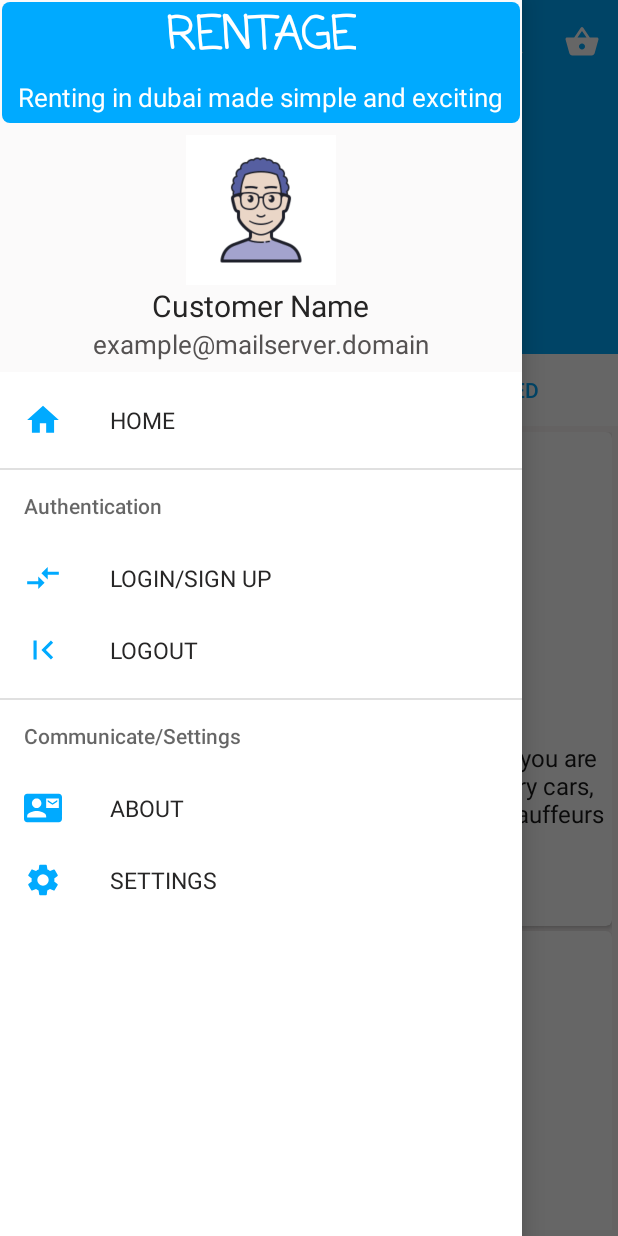
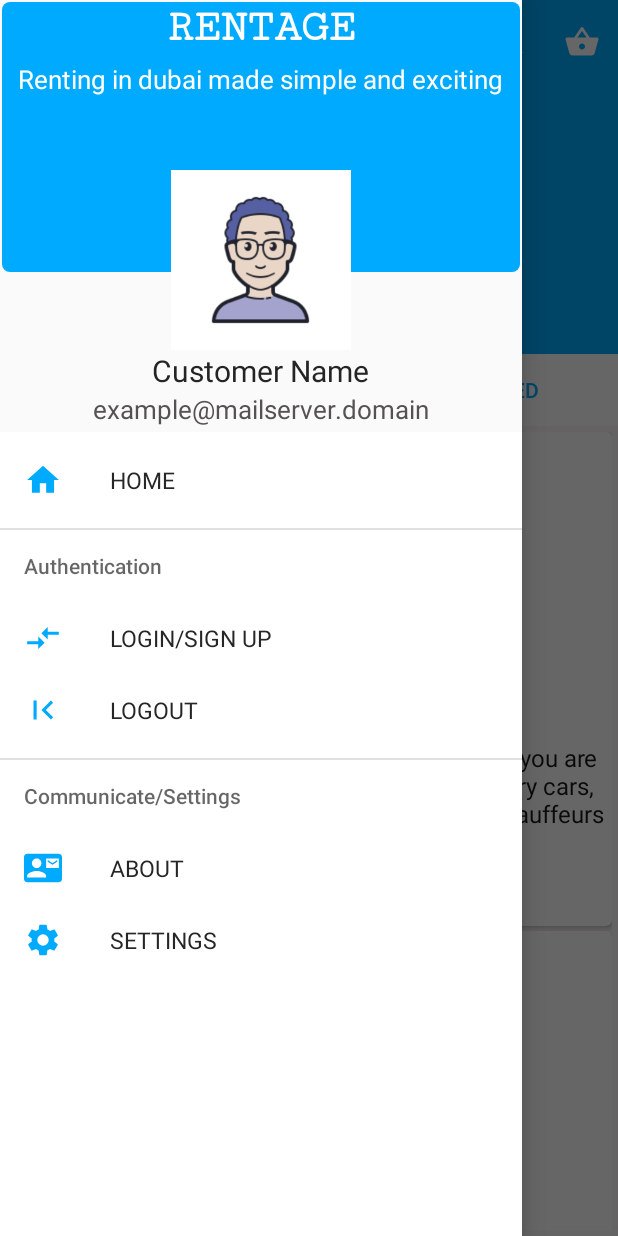
Before and after one commit to InnovexIT-Syl/Rentage, an Android app: the screen it shows after launch (MainActivity), with the side drawer open, on a phone screen of 412 x 824 dp. Run offline under Robolectric (Android 15) with nearby library versions, the phone set to English and light mode, and no system bars; libraries missing offline, so code that uses them is left out: com.glide.slider; plain views replace SliderLayout; 12 statements that could not run were skipped.

Commit message:
home page, cart page created, specific service,added_cart,cart_pop_up,log_in_sign_up,navigation

```diff
--- /dev/null
+++ b/app/src/main/res/drawable/ic_person_black_24dp.xml
@@ -0,0 +1,5 @@
+<vector android:height="24dp" android:tint="#00AAFF"
+    android:viewportHeight="24.0" android:viewportWidth="24.0"
+    android:width="24dp" xmlns:android="http://schemas.android.com/apk/res/android">
+    <path android:fillColor="#FF000000" android:pathData="M12,12c2.21,0 4,-1.79 4,-4s-1.79,-4 -4,-4 -4,1.79 -4,4 1.79,4 4,4zM12,14c-2.67,0 -8,1.34 -8,4v2h16v-2c0,-2.66 -5.33,-4 -8,-4z"/>
+</vector>
--- a/app/src/main/res/layout/navigation_view_header.xml
+++ b/app/src/main/res/layout/navigation_view_header.xml
@@ -1,13 +1,17 @@
 <?xml version="1.0" encoding="utf-8"?>
 <LinearLayout xmlns:android="http://schemas.android.com/apk/res/android"
     android:layout_width="match_parent"
+    android:layout_height="wrap_content"
     android:background="#FBFAFA"
-    android:layout_height="wrap_content"
     android:orientation="vertical">
+
+    <androidx.coordinatorlayout.widget.CoordinatorLayout
+        android:layout_width="match_parent"
+        android:layout_height="wrap_content">
 
         <LinearLayout
             android:layout_width="match_parent"
-        android:layout_height="wrap_content"
+            android:layout_height="180dp"
             android:layout_margin="1dp"
             android:background="@drawable/nav_header_style"
             android:orientation="vertical">
@@ -16,17 +20,17 @@
                 android:layout_width="wrap_content"
                 android:layout_height="wrap_content"
                 android:layout_gravity="center"
-            android:fontFamily="casual"
+                android:fontFamily="serif-monospace"
                 android:text="RENTAGE"
                 android:textColor="#fff"
-            android:textStyle="bold"
-            android:textSize="30dp" />
+                android:textSize="30dp"
+                android:textStyle="bold" />
 
             <TextView
-            android:layout_margin="5dp"
                 android:layout_width="wrap_content"
                 android:layout_height="wrap_content"
                 android:layout_gravity="center"
+                android:layout_margin="5dp"
                 android:text="Renting in dubai made simple and exciting"
                 android:textColor="#fff"
                 android:textSize="17dp"
@@ -34,33 +38,36 @@
         </LinearLayout>
 
         <LinearLayout
-        android:padding="3dp"
             android:layout_width="match_parent"
             android:layout_height="wrap_content"
-        android:layout_margin="3dp"
-        android:orientation="vertical">
+            android:layout_marginTop="110dp"
+            android:layout_gravity="bottom"
+            android:orientation="vertical"
+            android:padding="3dp">
 
             <ImageView
+                android:layout_width="250dp"
+                android:layout_height="120dp"
                 android:layout_gravity="center"
-            android:layout_width="wrap_content"
-            android:layout_height="100dp"
-            android:src="@drawable/index"
-            android:contentDescription="TODO" />
+                android:contentDescription="TODO"
+                android:src="@drawable/index" />
 
             <TextView
-            android:layout_gravity="center"
                 android:layout_width="wrap_content"
                 android:layout_height="wrap_content"
+                android:layout_gravity="center"
                 android:text="Customer Name"
                 android:textColor="#252424"
                 android:textSize="20dp" />
 
             <TextView
-            android:layout_gravity="center"
                 android:layout_width="wrap_content"
                 android:layout_height="wrap_content"
+                android:layout_gravity="center"
                 android:text="example@mailserver.domain"
                 android:textColor="#555252"
                 android:textSize="17dp" />
         </LinearLayout>
+    </androidx.coordinatorlayout.widget.CoordinatorLayout>
+
 </LinearLayout>
```
Also changed, not shown: app/src/main/res/layout/activity_authentication.xml (+23 -9 lines). Lines whose indentation alone changed are shown as unchanged.
